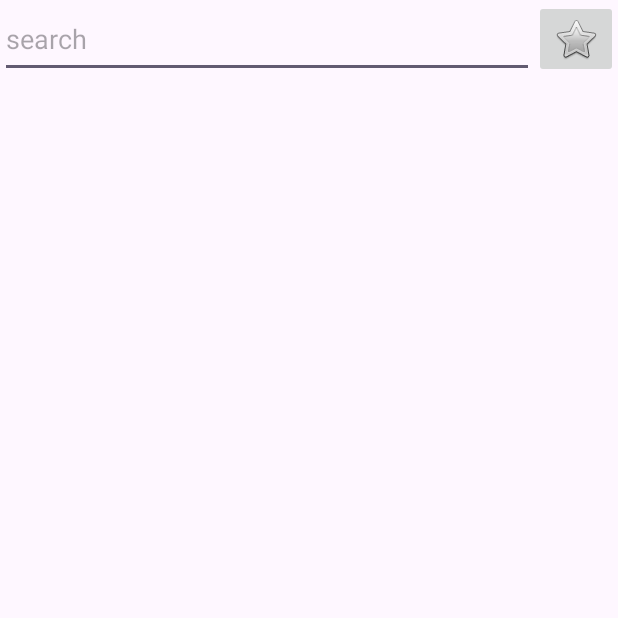
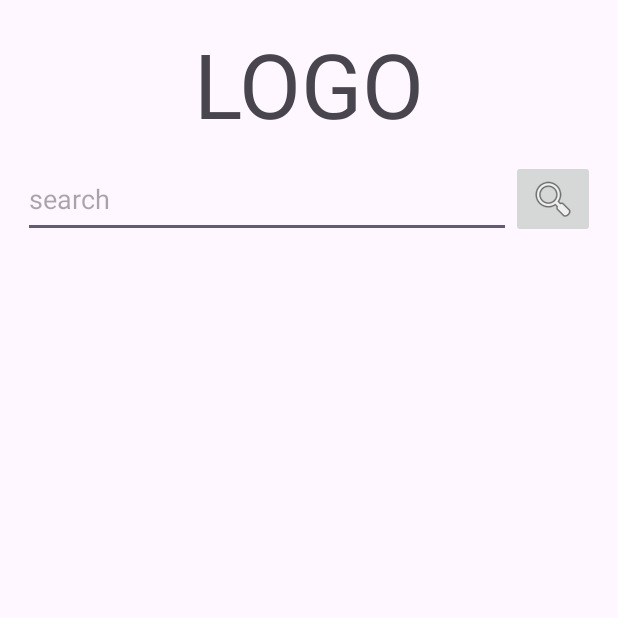
Before and after one commit to Hyuni02/ERHistoryViewer, an Android app: the screen it shows after launch (LobbyActivity), after a tap on an icon or button, on a phone screen of 412 x 824 dp, the top half of it. Run offline under Robolectric (Android 15) with nearby library versions, the phone set to English and light mode, and no system bars; our stand-ins replace Volley; network calls fail.

Commit message:
로비 생성

```diff
--- a/ERHistoryViewer/app/src/main/java/com/example/erhistoryviewer/LobbyActivity.java
+++ b/ERHistoryViewer/app/src/main/java/com/example/erhistoryviewer/LobbyActivity.java
@@ -1,13 +1,11 @@
 package com.example.erhistoryviewer;
 
-import android.media.Image;
 import android.os.Bundle;
 import android.util.Log;
 import android.view.View;
-import android.widget.Button;
 import android.widget.EditText;
 import android.widget.ImageButton;
-import android.widget.ImageSwitcher;
+import android.widget.LinearLayout;
 import android.widget.Toast;
 
 import androidx.appcompat.app.AppCompatActivity;
@@ -25,24 +23,27 @@ import java.util.Map;
 
 public class LobbyActivity extends AppCompatActivity {
 
-    EditText editText;
-
+    EditText edt_userName;
+    LinearLayout lin_userHistory;
     static RequestQueue requestQueue;
 
     @Override
     protected void onCreate(Bundle savedInstanceState) {
         super.onCreate(savedInstanceState);
         setContentView(R.layout.act_lobby);
+        // 뷰 찾기
+        edt_userName = findViewById(R.id.edt_userName);
+        lin_userHistory = findViewById(R.id.lin_userHistory);
+        ImageButton btn_search = findViewById(R.id.btn_search);
 
-        editText = findViewById(R.id.edt_userName);
-
-        ImageButton button = findViewById(R.id.btn_search);
-        button.setOnClickListener(new View.OnClickListener() {
+        // 버튼 기능 할당
+        btn_search.setOnClickListener(new View.OnClickListener() {
             @Override
             public void onClick(View v) {
                 makeRequest();
             }
         });
+
 
         if (requestQueue == null) {
             requestQueue = Volley.newRequestQueue(getApplicationContext());
@@ -53,13 +54,13 @@ public class LobbyActivity extends AppCompatActivity {
     }
 
     public void makeRequest() {
-        String url = editText.getText().toString();
+        String userName = edt_userName.getText().toString();
 
         StringRequest request = new StringRequest(
                 Request.Method.GET,
-                url,
+                "https://open-api.bser.io/v1/user/nickname?query="+userName,
                 response -> {processResponse(response);},
-                error -> println(error.toString())
+                error -> {println(error.toString()); Log.e("UserNum", error.toString());}
         ) {
             @Override
             protected Map<String, String> getParams() throws AuthFailureError {
@@ -76,19 +77,29 @@ public class LobbyActivity extends AppCompatActivity {
 
         request.setShouldCache(false);
         requestQueue.add(request);
-        println("요청 보냄.");
     }
 
     public void println(String data) {
-        Log.d("lobby", data);
         Toast toast = Toast.makeText(this, data, Toast.LENGTH_SHORT);
         toast.show();
     }
 
     public void processResponse(String response) {
 
-        Gson gson = new Gson(); // 변수 선언 || variable declaration
+        Gson gson = new Gson();
+        UserNum userNum = gson.fromJson(response, UserNum.class);
+
         Log.d("Response.json",response);
+
+        if(userNum.code == 200){
+            Log.d("UserNum", userNum.user.userNum);
+
+            //todo userNum을 act_user로 넘기기
+        }
+        else{
+            Log.d("UserNum", userNum.message);
+            println("해당 이름을 가진 플레이어가 없습니다.");
+        }
     }
 
 }
--- /dev/null
+++ b/ERHistoryViewer/app/src/main/java/com/example/erhistoryviewer/User.java
@@ -0,0 +1,6 @@
+package com.example.erhistoryviewer;
+
+public class User {
+    String userNum;
+    String nickName;
+}
--- a/ERHistoryViewer/app/src/main/res/layout/act_lobby.xml
+++ b/ERHistoryViewer/app/src/main/res/layout/act_lobby.xml
@@ -2,12 +2,95 @@
 <LinearLayout xmlns:android="http://schemas.android.com/apk/res/android"
     android:layout_width="match_parent"
     android:layout_height="match_parent"
-    android:orientation="vertical">
+    android:orientation="vertical"
+    android:padding="10dp">
+
+    <HorizontalScrollView
+        android:id="@+id/hori_freeCharacter"
+        android:layout_width="match_parent"
+        android:layout_height="wrap_content"
+        android:padding="5dp"
+        android:visibility="gone">
+
+        <LinearLayout
+            android:layout_width="wrap_content"
+            android:layout_height="match_parent"
+            android:orientation="horizontal">
+
+            <Button
+                android:id="@+id/button2"
+                android:layout_width="wrap_content"
+                android:layout_height="wrap_content"
+                android:layout_weight="1"
+                android:text="Button" />
+
+            <Button
+                android:id="@+id/button3"
+                android:layout_width="wrap_content"
+                android:layout_height="wrap_content"
+                android:layout_weight="1"
+                android:text="Button" />
+
+            <Button
+                android:id="@+id/button4"
+                android:layout_width="wrap_content"
+                android:layout_height="wrap_content"
+                android:layout_weight="1"
+                android:text="Button" />
+
+            <Button
+                android:id="@+id/button5"
+                android:layout_width="wrap_content"
+                android:layout_height="wrap_content"
+                android:layout_weight="1"
+                android:text="Button" />
+
+            <Button
+                android:id="@+id/button6"
+                android:layout_width="wrap_content"
+                android:layout_height="wrap_content"
+                android:layout_weight="1"
+                android:text="Button" />
+
+            <Button
+                android:id="@+id/button7"
+                android:layout_width="wrap_content"
+                android:layout_height="wrap_content"
+                android:layout_weight="1"
+                android:text="Button" />
+
+            <Button
+                android:id="@+id/button8"
+                android:layout_width="wrap_content"
+                android:layout_height="wrap_content"
+                android:layout_weight="1"
+                android:text="Button" />
+
+            <Button
+                android:id="@+id/button9"
+                android:layout_width="wrap_content"
+                android:layout_height="wrap_content"
+                android:layout_weight="1"
+                android:text="Button" />
+        </LinearLayout>
+    </HorizontalScrollView>
+
+    <TextView
+        android:id="@+id/txt_logo"
+        android:layout_width="match_parent"
+        android:layout_height="wrap_content"
+        android:autoSizeTextType="none"
+        android:gravity="center"
+        android:padding="5dp"
+        android:text="LOGO"
+        android:textSize="60sp" />
 
     <LinearLayout
+        android:id="@+id/lin_search"
         android:layout_width="match_parent"
         android:layout_height="wrap_content"
-        android:orientation="horizontal">
+        android:orientation="horizontal"
+        android:padding="5dp">
 
         <EditText
             android:id="@+id/edt_userName"
@@ -22,6 +105,19 @@
             android:layout_width="wrap_content"
             android:layout_height="wrap_content"
             android:layout_gravity="center"
-            android:src="@android:drawable/btn_star" />
+            android:src="@android:drawable/ic_menu_search" />
+
     </LinearLayout>
+
+    <ScrollView
+        android:id="@+id/vert_searchHistory"
+        android:layout_width="match_parent"
+        android:layout_height="match_parent" >
+
+        <LinearLayout
+            android:id="@+id/lin_userHistory"
+            android:layout_width="match_parent"
+            android:layout_height="wrap_content"
+            android:orientation="vertical"></LinearLayout>
+    </ScrollView>
 </LinearLayout>
```
Also changed, not shown: ERHistoryViewer/app/src/main/java/com/example/erhistoryviewer/UserActivity.java (added, +19 -0 lines), ERHistoryViewer/app/src/main/java/com/example/erhistoryviewer/UserNum.java (added, +7 -0 lines), ERHistoryViewer/app/src/main/java/com/example/erhistoryviewer/frg_userState.java (added, +8 -0 lines), ERHistoryViewer/app/src/main/res/layout/item_searchhistory.xml (added, +58 -0 lines).
